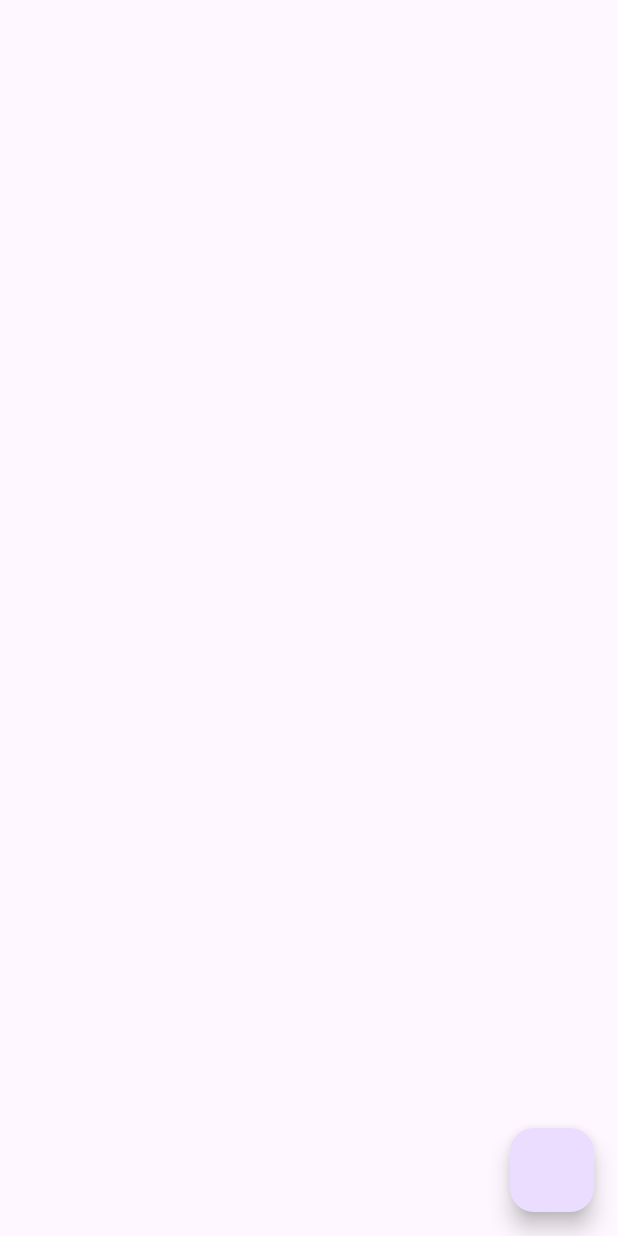
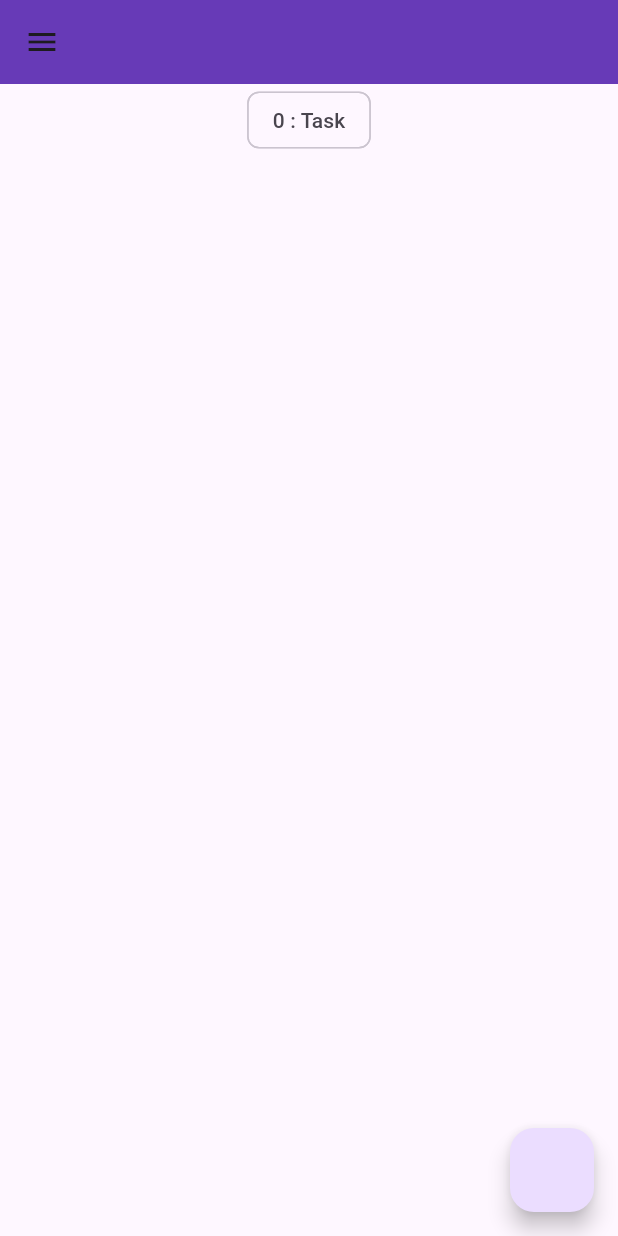
Before and after one commit to gothalsakshi/flutter_web_application, a Flutter app: the screen it shows after launch, on a phone screen of 412 x 824 dp. Run offline on Flutter 3.47's test engine with Material 3 defaults, Android fonts, the phone set to English and light mode, and no system bars; our stand-ins replace bloc, equatable, flutter_bloc.

Commit message:
added the drawer and added delete task functionality and added routes

```diff
--- a/lib/main.dart
+++ b/lib/main.dart
@@ -3,26 +3,28 @@ import 'package:flutter_bloc/flutter_bloc.dart';
 import 'package:flutter_web_application/presentation/features/bottom_navigation_bar/bloc/bottom_navigation_bloc.dart';
 import 'package:flutter_web_application/presentation/todo/blocs/navigation_bar_bloc/navigation_bar_bloc.dart';
 import 'package:flutter_web_application/presentation/todo/blocs/task/task_bloc.dart';
+import 'package:flutter_web_application/presentation/todo/view/routes.dart';
 import 'package:flutter_web_application/presentation/todo/view/task_screen.dart';
 import 'presentation/features/bottom_navigation_bar/cubit/bottom_navigation_bar_cubit.dart';
 
-
 void main() {
-  runApp(const MyApp());
+  runApp(MyApp(appRouter: AppRouter()));
 }
 
 class MyApp extends StatelessWidget {
-  const MyApp({super.key});
-
+  const MyApp({super.key, required this.appRouter});
+  final AppRouter appRouter;
   // This widget is the root of your application.
   @override
   Widget build(BuildContext context) {
     return MultiBlocProvider(
       providers: [
-        BlocProvider<BottomNavigationBloc>(create: (ctx) => BottomNavigationBloc()),
-        BlocProvider<BottomNavigationBarCubit>(create: (ctx) => BottomNavigationBarCubit()),
-        BlocProvider<NavigationBarBloc>(create: (ctx)=> NavigationBarBloc()),
-        BlocProvider<TaskBloc>(create: (ctx)=> TaskBloc())
+        BlocProvider<BottomNavigationBloc>(
+            create: (ctx) => BottomNavigationBloc()),
+        BlocProvider<BottomNavigationBarCubit>(
+            create: (ctx) => BottomNavigationBarCubit()),
+        BlocProvider<NavigationBarBloc>(create: (ctx) => NavigationBarBloc()),
+        BlocProvider<TaskBloc>(create: (ctx) => TaskBloc())
         // BlocProvider(create: TaskBloc()..add(AddTaskEvent(task: Task(task: 'Task 1'))))
       ],
       // create: (context) => BottomNavigationBarCubit(),
@@ -33,6 +35,7 @@ class MyApp extends StatelessWidget {
           useMaterial3: true,
         ),
         home: const TaskScreen(),
+        onGenerateRoute: appRouter.onGenerateRoute,
       ),
     );
   }
--- a/lib/presentation/todo/blocs/task/task_bloc.dart
+++ b/lib/presentation/todo/blocs/task/task_bloc.dart
@@ -25,7 +25,12 @@ class TaskBloc extends Bloc<TaskEvent,TaskState>{
 
     on<DeleteTaskEvent>((event,emit){
       final state = this.state;
-      emit(TaskState(allTasks: List.from(state.allTasks)..add(event.task)));
+      emit(TaskState(allTasks: List.from(state.allTasks)..remove(event.task)));
     });
+
+    // on<EditTaskEvent>((event, emit){
+    //   final state = this.state;
+    //   emit(TaskState(allTasks: ));
+    // });
   }
 }
--- a/lib/presentation/todo/blocs/task/task_event.dart
+++ b/lib/presentation/todo/blocs/task/task_event.dart
@@ -31,3 +31,9 @@ class DeleteTaskEvent extends TaskEvent{
   @override
   List<Object> get props => [task];
 }
+
+class EditTaskEvent extends TaskEvent{
+  final Task task;
+
+  const EditTaskEvent({required this.task});
+}
--- a/lib/presentation/todo/blocs/task/task_state.dart
+++ b/lib/presentation/todo/blocs/task/task_state.dart
@@ -32,3 +32,9 @@ class DeleteTaskState extends TaskState{
   @override
   List<Object?> get props => [task];
 }
+
+class EditTaskState extends TaskState{
+  final Task task;
+
+  const EditTaskState({super.allTasks, required this.task});
+}
--- a/lib/presentation/todo/view/task_screen.dart
+++ b/lib/presentation/todo/view/task_screen.dart
@@ -3,10 +3,11 @@ import 'package:flutter_bloc/flutter_bloc.dart';
 import 'package:flutter_web_application/presentation/todo/blocs/task/task_bloc.dart';
 import 'package:flutter_web_application/presentation/todo/model/task_model.dart';
 import 'package:flutter_web_application/presentation/todo/view/add_task_screen.dart';
+import 'package:flutter_web_application/presentation/todo/view/recycle_bin_screen.dart';
 
 class TaskScreen extends StatefulWidget {
   const TaskScreen({super.key});
-
+  static const id = 'tasks_screen';
   @override
   State<TaskScreen> createState() => _TaskScreenState();
 }
@@ -18,15 +19,81 @@ class _TaskScreenState extends State<TaskScreen> {
       builder: (context, state) {
         List<Task> taskList = state.allTasks;
         return Scaffold(
+            appBar: AppBar(
+              backgroundColor: Colors.deepPurple,
+            ),
+            drawer: Drawer(
+              child: Column(
+                crossAxisAlignment: CrossAxisAlignment.start,
+                children: [
+                  Container(
+                    width: MediaQuery.of(context).size.width,
+                    height: 100,
+                    color: Colors.deepPurple.shade200,
+                    child: Center(
+                      child: Text('Task Drawer',
+                          style: Theme.of(context).textTheme.titleMedium),
+                    ),
+                  ),
+                  Padding(
+                    padding: const EdgeInsets.only(left: 15),
+                    child: Column(
+                      crossAxisAlignment: CrossAxisAlignment.start,
+                      children: [
+                        const SizedBox(height: 10),
+                        ListTile(
+                          onTap: (){
+                            Navigator.of(context).pushNamed(TaskScreen.id);
+                          },
+                            leading: const Icon(Icons.folder_special),
+                            title: const Text('My Task'),
+                            trailing: const Text('0')),
+                        const Divider(),
+                        ListTile(
+                          onTap:(){
+                            Navigator.of(context).pushNamed(RecycleBinScreen.id);
+                          } ,
+                          leading: const Icon(Icons.delete_forever),
+                          title: const Text('Recycle Bin'),
+                          trailing: const Text('0')),
+                      ],
+                    ),
+                  ),
+                ],
+              ),
+            ),
             floatingActionButton: FloatingActionButton(onPressed: () {
               addTask();
             }),
-            body: ListView.builder(
+            body: Column(
+              children: [
+                Chip(label: Text('${taskList.length} : Task')),
+                ListView.builder(
+                    shrinkWrap: true,
                     itemCount: taskList.length,
                     itemBuilder: (ctx, index) {
                       var task = taskList[index];
                       return ListTile(
-                    title: Text(taskList[index].task),
+                        onTap: () {
+                          addTask();
+                        },
+                        title: Text(
+                          taskList[index].task,
+                          style: TextStyle(
+                              decoration: taskList[index].isDone == true
+                                  ? TextDecoration.lineThrough
+                                  : TextDecoration.none),
+                        ),
+                        leading: IconButton(
+                            onPressed: () {
+                              BlocProvider.of<TaskBloc>(context)
+                                  .add(DeleteTaskEvent(task: task));
+                            },
+                            icon: const Icon(Icons.edit)),
+                        onLongPress: () {
+                          BlocProvider.of<TaskBloc>(context)
+                              .add(DeleteTaskEvent(task: task));
+                        },
                         trailing: Checkbox(
                             value: task.isDone,
                             onChanged: (val) {
@@ -34,7 +101,9 @@ class _TaskScreenState extends State<TaskScreen> {
                                   .add(UpdateTaskEvent(task: task));
                             }),
                       );
-                }));
+                    }),
+              ],
+            ));
       },
     );
   }
```
Also changed, not shown: lib/presentation/todo/view/recycle_bin_screen.dart (added, +12 -0 lines), lib/presentation/todo/view/routes.dart (added, +17 -0 lines). Lines whose indentation alone changed are shown as unchanged.
